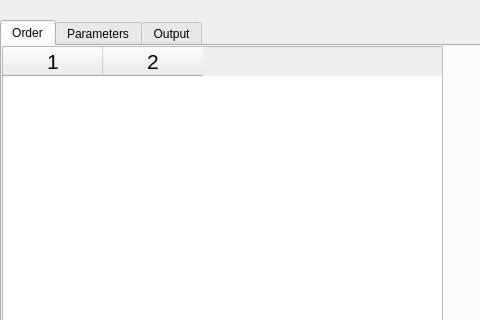
This is order.ui in xpclove/autofp as Qt 5 draws it before an edit; both pictures show x 0 to 480 and y 0 to 320 of the 584 by 556 pixel window. The edited form follows.
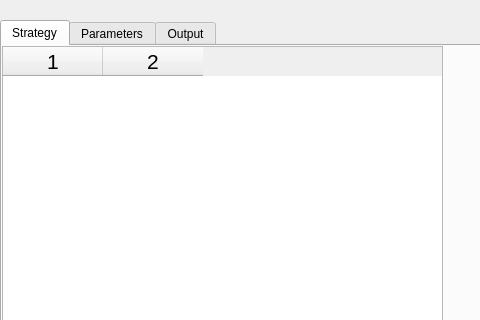
This is the edited form.

Commit message: order.ui tab Order->Strategy

Diff of the .ui file:
```diff
--- a/order.ui
+++ b/order.ui
@@ -39,7 +39,7 @@
    </property>
    <widget class="QWidget" name="tab">
     <attribute name="title">
-     <string>Order</string>
+     <string>Strategy</string>
     </attribute>
     <widget class="QTableWidget" name="table">
      <property name="geometry">
```
The commit also changes 1 other file.
